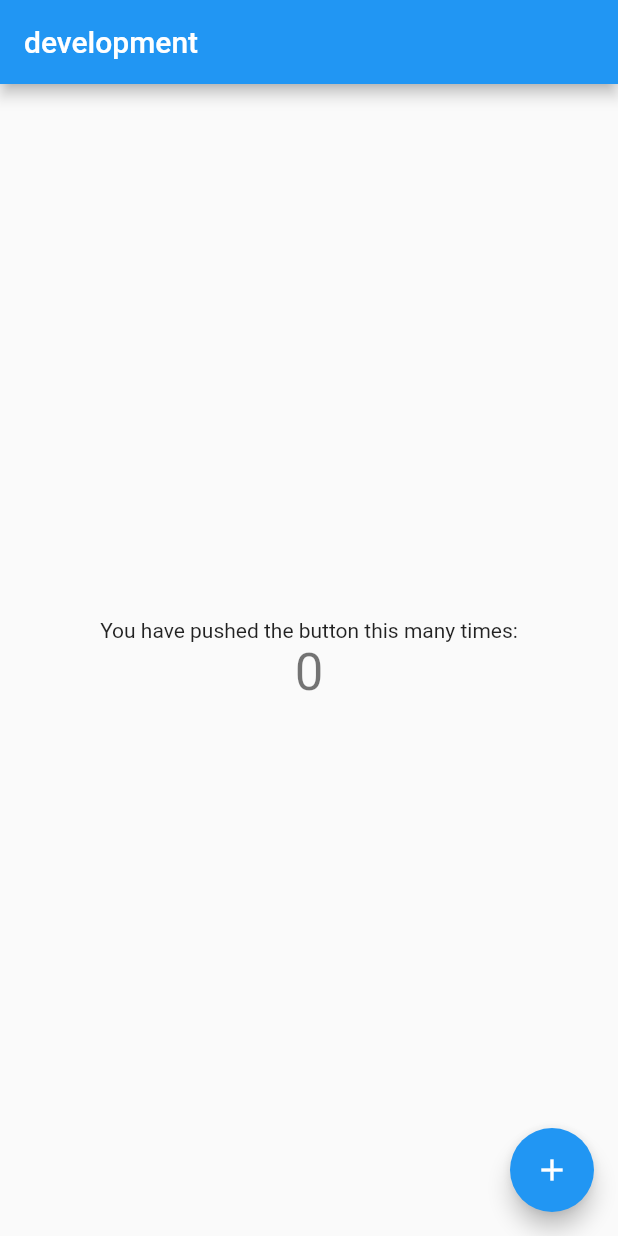
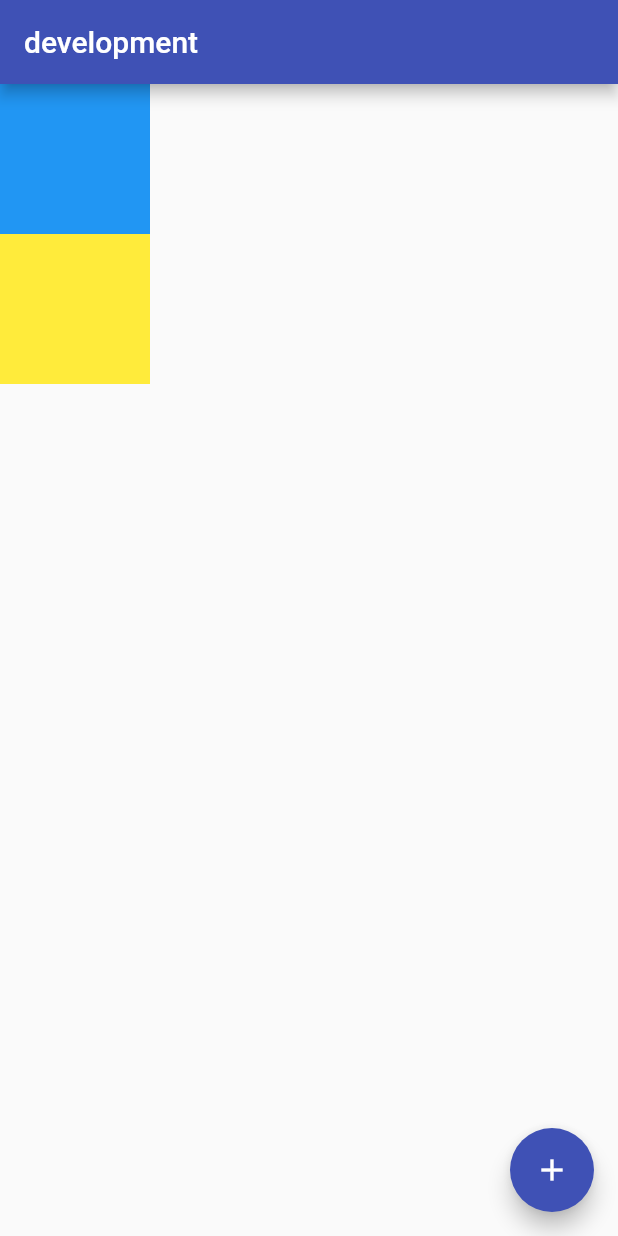
Before and after one commit to kmil0/flavors_flutter, a Flutter app: the screen it shows after launch, on a phone screen of 412 x 824 dp. Run offline on Flutter 3.47's test engine with Material 2 defaults, Android fonts, the phone set to English and light mode, and no system bars.

Commit message:
ambiente con args

```diff
--- a/lib/app.dart
+++ b/lib/app.dart
@@ -1,4 +1,3 @@
-
 import 'package:flutter/material.dart';
 import 'app_config.dart';
 import 'home_page.dart';
@@ -13,9 +12,7 @@ class MyApp extends StatelessWidget {
     return new MaterialApp(
       title: config.appName,
       debugShowCheckedModeBanner: config.debugShowCheckedModeBanner,
-      theme: new ThemeData(
-        primarySwatch: Colors.blue,
-      ),
+      theme: new ThemeData(primarySwatch: Colors.indigo),
       home: new HomePage(),
     );
   }
--- a/lib/home_page.dart
+++ b/lib/home_page.dart
@@ -8,66 +8,43 @@ class HomePage extends StatefulWidget {
 
 class _HomePageState extends State<HomePage> {
   int _counter = 0;
+  final environmentConfiguration = EnvironmentConfiguration();
 
   void _incrementCounter() {
     setState(() {
-      // This call to setState tells the Flutter framework that something has
-      // changed in this State, which causes it to rerun the build method below
-      // so that the display can reflect the updated values. If we changed
-      // _counter without calling setState(), then the build method would not be
-      // called again, and so nothing would appear to happen.
       _counter++;
     });
   }
 
   @override
   Widget build(BuildContext context) {
-
     var config = AppConfig.of(context);
-
-    // This method is rerun every time setState is called, for instance as done
-    // by the _incrementCounter method above.
-    //
-    // The Flutter framework has been optimized to make rerunning build methods
-    // fast, so that you can just rebuild anything that needs updating rather
-    // than having to individually change instances of widgets.
     return Scaffold(
       appBar: AppBar(
-        // Here we take the value from the MyHomePage object that was created by
-        // the App.build method, and use it to set our appbar title.
         title: Text(config.flavorName),
       ),
-      body: Center(
-        // Center is a layout widget. It takes a single child and positions it
-        // in the middle of the parent.
-        child: Column(
-          // Column is also layout widget. It takes a list of children and
-          // arranges them vertically. By default, it sizes itself to fit its
-          // children horizontally, and tries to be as tall as its parent.
-          //
-          // Invoke "debug painting" (press "p" in the console, choose the
-          // "Toggle Debug Paint" action from the Flutter Inspector in Android
-          // Studio, or the "Toggle Debug Paint" command in Visual Studio Code)
-          // to see the wireframe for each widget.
-          //
-          // Column has various properties to control how it sizes itself and
-          // how it positions its children. Here we use mainAxisAlignment to
-          // center the children vertically; the main axis here is the vertical
-          // axis because Columns are vertical (the cross axis would be
-          // horizontal).
-          mainAxisAlignment: MainAxisAlignment.center,
-          children: <Widget>[
 
-            Text(
-              'You have pushed the button this many times:',
-            ),
-            Text(
-              '$_counter',
-              style: Theme.of(context).textTheme.display1,
-            ),
-          ],
-        ),
+      body: Column(
+        children: [
+          Container(
+            height: 100,
+            width: 100,
+            color: Colors.blue,
+          ),
+          Container(
+            height: 100,
+            width: 100,
+            color: Colors.yellow,
+          ),
+          if(environmentConfiguration.showRedBox)
+          Container(
+            height: 100,
+            width: 100,
+            color: Colors.red,
+          )
+        ],
       ),
+
       floatingActionButton: FloatingActionButton(
         onPressed: _incrementCounter,
         tooltip: 'Increment',
@@ -76,3 +53,10 @@ class _HomePageState extends State<HomePage> {
     );
   }
 }
+
+///Usamos comando
+///$flutter run --dart-define=myBoolVariable=true
+///$flutter run --dart-define=showRedBox=true
+class EnvironmentConfiguration {
+  final showRedBox = const bool.fromEnvironment("showRedBox");
+}
```
